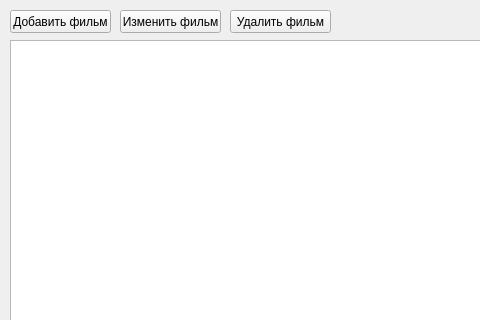
Qt form films.ui (fivan999/cinema-controlling-system) before a commit; both pictures show x 0 to 480 and y 0 to 320 of the 711 by 457 pixel window.
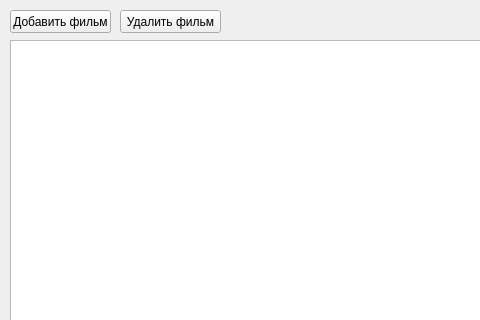
The same form after that commit.

Patch:
```diff
--- a/films.ui
+++ b/films.ui
@@ -13,19 +13,6 @@
   <property name="windowTitle">
    <string>Form</string>
   </property>
-  <widget class="QPushButton" name="change_film_button">
-   <property name="geometry">
-    <rect>
-     <x>120</x>
-     <y>10</y>
-     <width>101</width>
-     <height>23</height>
-    </rect>
-   </property>
-   <property name="text">
-    <string>Изменить фильм</string>
-   </property>
-  </widget>
   <widget class="QPushButton" name="add_film_button">
    <property name="geometry">
     <rect>
@@ -42,7 +29,7 @@
   <widget class="QPushButton" name="delete_film_button">
    <property name="geometry">
     <rect>
-     <x>230</x>
+     <x>120</x>
      <y>10</y>
      <width>101</width>
      <height>23</height>
```
